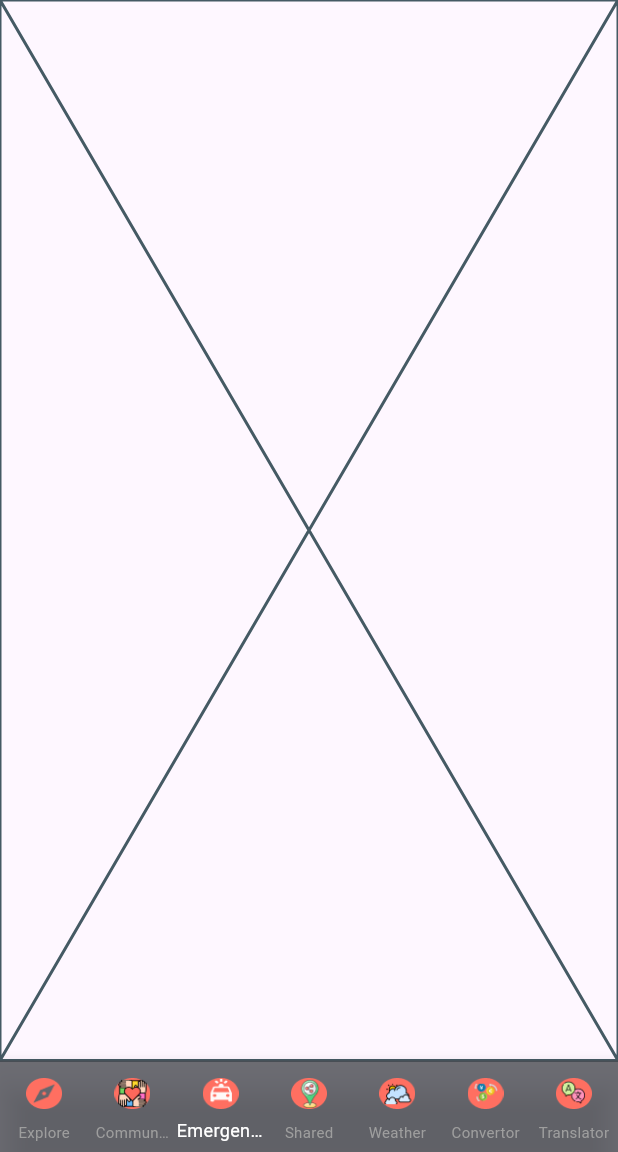
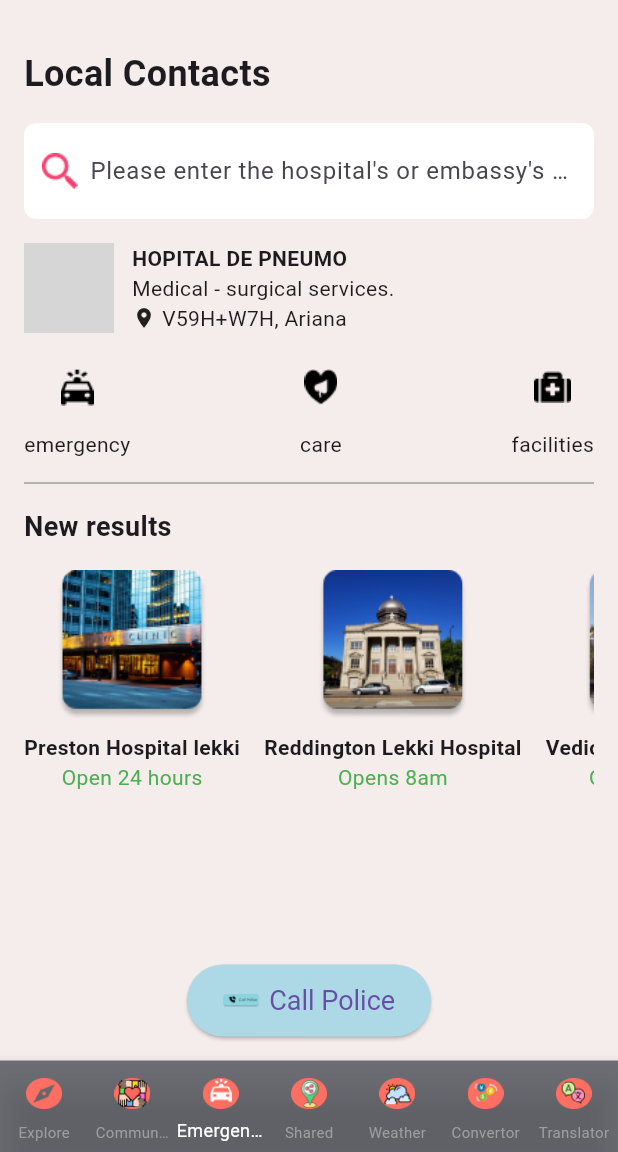
Before and after one commit to safeTravel-IA/SafeTravelFrontEnd, a Flutter app: the HomePage screen opened by its route, item 3 of the bottom bar chosen, on a phone screen of 412 x 824 dp, the part 84-1236 px from its top. Run offline on Flutter 3.47's test engine with Material 3 defaults, Android fonts, the phone set to English and light mode, and no system bars; our stand-ins replace dio, flutter_map, geolocator, get, image_picker, latlong2 and 3 more; accounts and stored records are empty; network calls fail; grey boxes are pictures that could not be loaded.

Commit message:
messages considered for shared location and started local contacts ui

```diff
--- a/lib/pages/home_page.dart
+++ b/lib/pages/home_page.dart
@@ -2,6 +2,7 @@ import 'package:flutter/material.dart';
 import 'package:safetravelfrontend/pages/currency_convertor.dart';
 import 'package:safetravelfrontend/pages/destinations_list.dart';
 import 'package:safetravelfrontend/pages/forum.dart';
+import 'package:safetravelfrontend/pages/local_contacts.dart';
 import 'package:safetravelfrontend/pages/map_screen.dart';
 import 'package:safetravelfrontend/pages/share_location.dart';
 import 'package:safetravelfrontend/pages/translation_screen.dart';
@@ -73,7 +74,7 @@ class _HomePageState extends State<HomePage> {
   final List<Widget> _pages = [
     MapScreen(),
     Forum(), // Add your third page here
-    Placeholder(), // Add your third page here
+    LocalContacts(), // Add your third page here
     ShareLocationScreen(), // Add your third page here
     WeatherScreen(), // Add your third page here
     CurrencyConverter(),
--- /dev/null
+++ b/lib/pages/local_contacts.dart
@@ -0,0 +1,174 @@
+import 'package:flutter/material.dart';
+
+class LocalContacts extends StatelessWidget {
+  @override
+  Widget build(BuildContext context) {
+    return Scaffold(
+      backgroundColor: Color(0xFFF4EDEB), // Background color
+      body: Padding(
+        padding: const EdgeInsets.all(16.0),
+        child: Column(
+          crossAxisAlignment: CrossAxisAlignment.start,
+          children: [
+            // Top section with time, network, etc.
+
+            SizedBox(height: 16),
+            Text(
+              'Local Contacts',
+              style: TextStyle(
+                fontSize: 24,
+                fontWeight: FontWeight.bold,
+              ),
+            ),
+            SizedBox(height: 16),
+            // Search bar
+            Container(
+              padding: EdgeInsets.symmetric(horizontal: 12, vertical: 8),
+              decoration: BoxDecoration(
+                color: Colors.white,
+                borderRadius: BorderRadius.circular(8),
+              ),
+              child: Row(
+                children: [
+                  Image.asset(
+                    'assets/images/search.png',
+                    width: 24,
+                    height: 24,
+                  ),
+                  SizedBox(width: 8),
+                  Expanded(
+                    child: TextField(
+                      decoration: InputDecoration(
+                        hintText: "Please enter the hospital's or embassy's name, or contact the police.",
+                        border: InputBorder.none,
+                      ),
+                    ),
+                  ),
+                ],
+              ),
+            ),
+            SizedBox(height: 16),
+            // Hospital info
+            Row(
+              children: [
+                CircleAvatar(
+                  radius: 30,
+                  backgroundImage: AssetImage('assets/images/hospital_image.png'),
+                ),
+                SizedBox(width: 12),
+                Column(
+                  crossAxisAlignment: CrossAxisAlignment.start,
+                  children: [
+                    Text(
+                      'HOPITAL DE PNEUMO',
+                      style: TextStyle(
+                        fontWeight: FontWeight.bold,
+                      ),
+                    ),
+                    Text('Medical - surgical services.'),
+                    Row(
+                      children: [
+                        Icon(Icons.location_on, size: 16),
+                        SizedBox(width: 4),
+                        Text('V59H+W7H, Ariana'),
+                      ],
+                    ),
+                  ],
+                ),
+              ],
+            ),
+            SizedBox(height: 16),
+            // Emergency, care, facilities
+            Row(
+              mainAxisAlignment: MainAxisAlignment.spaceBetween,
+              children: [
+                _buildServiceButton('assets/images/car.png', 'emergency'),
+                _buildServiceButton('assets/images/love.png', 'care'),
+                _buildServiceButton('assets/images/health.png', 'facilities'),
+              ],
+            ),
+            Divider(height: 32, color: Colors.grey),
+            // New results section
+            Text(
+              'New results',
+              style: TextStyle(
+                fontWeight: FontWeight.bold,
+                fontSize: 18,
+              ),
+            ),
+            SizedBox(height: 16),
+            // Horizontal list of hospitals
+            Expanded(
+              child: ListView(
+                scrollDirection: Axis.horizontal,
+                children: [
+                  _buildHospitalCard('assets/images/hospital1.png', 'Preston Hospital lekki', 'Open 24 hours'),
+                  _buildHospitalCard('assets/images/hospital2.png', 'Reddington Lekki Hospital', 'Opens 8am'),
+                  _buildHospitalCard('assets/images/hospital3.png', 'Vedic Lifecare Hospital', 'Open 24 hours'),
+                  // Add more hospital cards as needed
+                ],
+              ),
+            ),
+            // Call Police button
+            SizedBox(height: 16),
+            Center(
+              child: ElevatedButton.icon(
+                onPressed: () {},
+                icon: Image.asset(
+                  'assets/images/call.png',
+                  width: 24,
+                  height: 24,
+                ),
+                label: Text('Call Police'),
+                style: ElevatedButton.styleFrom(
+                  backgroundColor: Color(0xFFADD8E6), // light blue color
+                  padding: EdgeInsets.symmetric(vertical: 12, horizontal: 24),
+                  textStyle: TextStyle(fontSize: 18),
+                ),
+              ),
+            ),
+          ],
+        ),
+      ),
+    );
+  }
+
+  Widget _buildServiceButton(String assetPath, String label) {
+    return Column(
+      children: [
+        Image.asset(
+          assetPath,
+          width: 40,
+          height: 40,
+        ),
+        SizedBox(height: 8),
+        Text(label),
+      ],
+    );
+  }
+
+  Widget _buildHospitalCard(String assetPath, String name, String status) {
+    return Padding(
+      padding: const EdgeInsets.only(right: 16.0),
+      child: Column(
+        children: [
+          Image.asset(
+            assetPath,
+            width: 100,
+            height: 100,
+            fit: BoxFit.cover,
+          ),
+          SizedBox(height: 8),
+          Text(
+            name,
+            style: TextStyle(fontWeight: FontWeight.bold),
+          ),
+          Text(
+            status,
+            style: TextStyle(color: Colors.green),
+          ),
+        ],
+      ),
+    );
+  }
+}
--- a/lib/providers/user_provider.dart
+++ b/lib/providers/user_provider.dart
@@ -15,15 +15,20 @@ class UserProvider with ChangeNotifier {
   String? _password; // Add password field
   String? _errorMessage;
   String? _latitude;
+    bool _isLoading = false;
+
   String? _longitude;
   String? _latitudeD;
+    List<dynamic> _messages = [];
+
   String? _longitudeD;
     List<dynamic> _friends = [];
   String _statusMessage = '';
     List<dynamic> get friends => _friends;
       List<Map<String, dynamic>> _usernames = []; // Initialize usernames list
-
+ List<dynamic> get messages => _messages;
   List<Map<String, dynamic>> get usernames => _usernames;
+  bool get isLoading => _isLoading;
 
       String get statusMessage => _statusMessage;
 
@@ -691,4 +696,27 @@ Future<void> fetchAllUsernames(String currentUserId) async {
   notifyListeners(); // Notify listeners to rebuild UI
 }
 
+
+
+Future<void> fetchMessagesByUserId(String userId) async {
+  _isLoading = true;
+  notifyListeners();
+
+  final result = await UserApiService.fetchMessagesByUserId(userId);
+
+  print('Fetch Messages Result: $result'); // Debugging line
+
+  if (result.containsKey('error')) {
+    _errorMessage = result['error'];
+  } else {
+    _messages = List<Map<String, dynamic>>.from(result['messages']);
+    _errorMessage = null;
+  }
+
+  _isLoading = false;
+  notifyListeners();
 }
+
+
+
+}
```
Also changed, not shown: lib/pages/share_location.dart (+51 -0 lines), lib/services/user_apiservice.dart (+25 -0 lines), assets/images/car.png (added), assets/images/health.png (added), assets/images/hospital1.png (added), assets/images/hospital2.png (added), assets/images/hospital3.png (added), assets/images/love.png (added), assets/images/mail.png (added).
